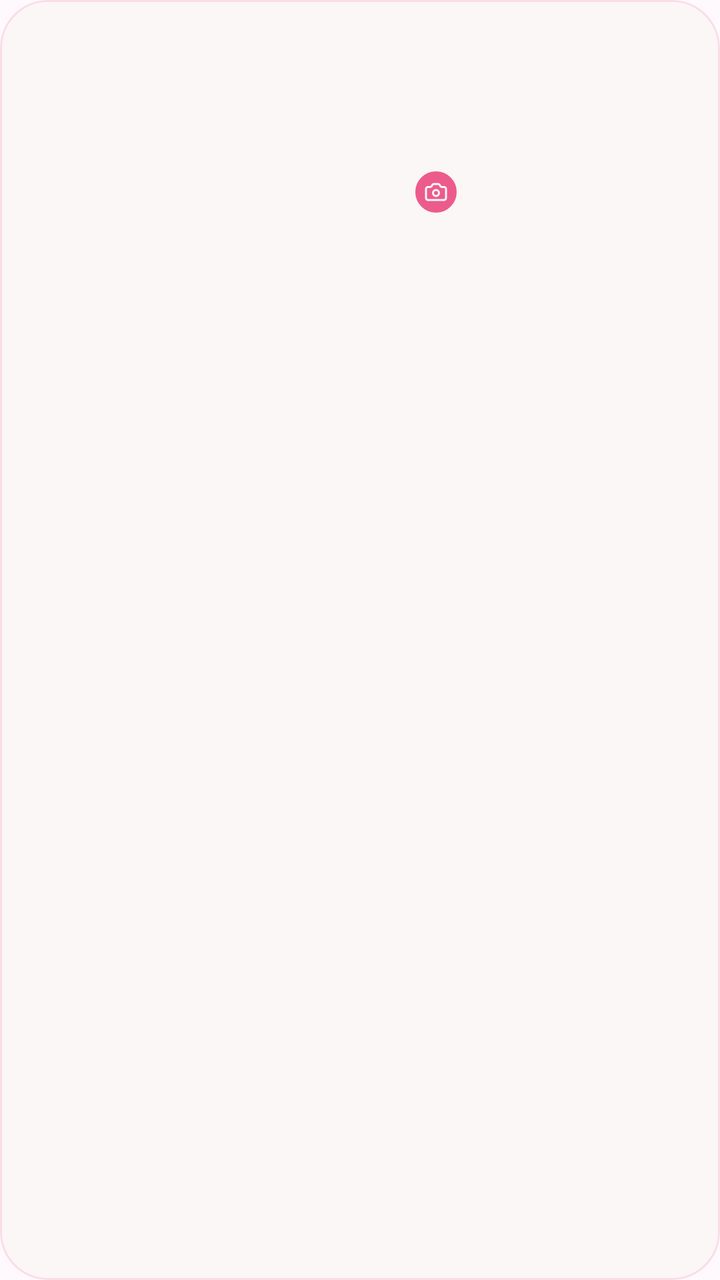
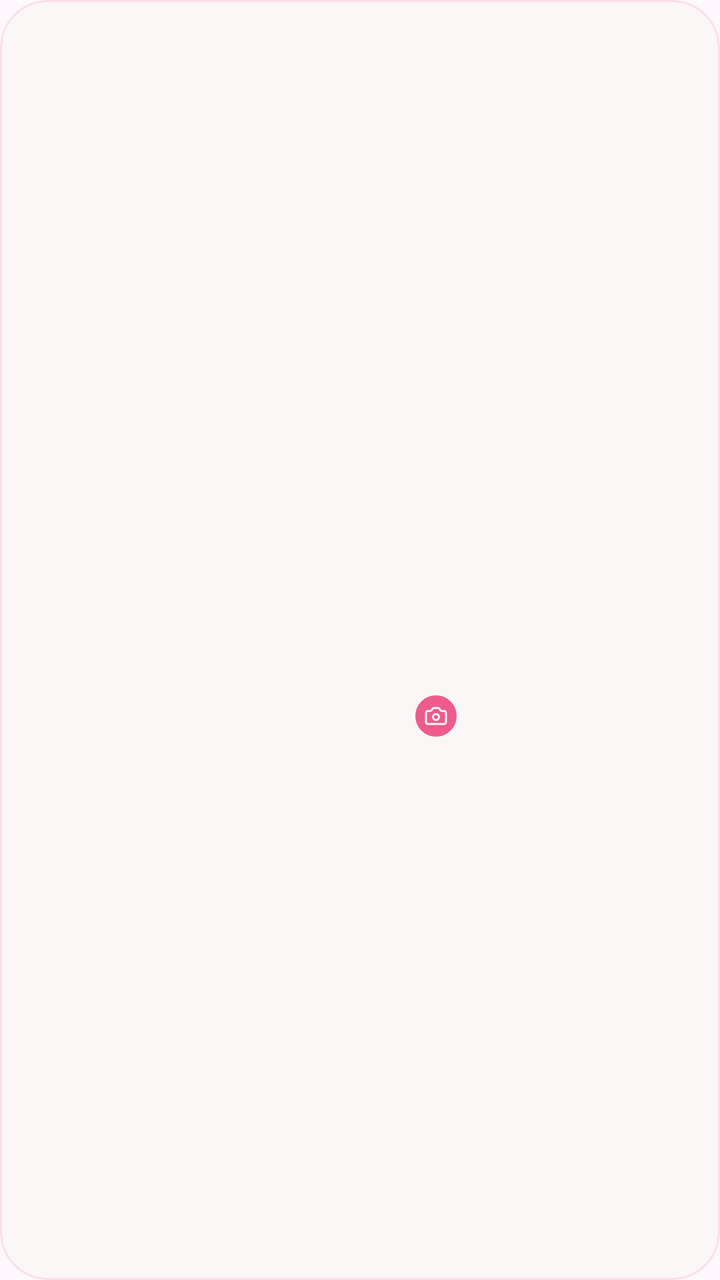

Screens rendered from an Android XML layout before and after an edit, with the pre-edit source and the edit as a unified diff.
<!-- AndroidManifest.xml: application theme Theme.CuteWallpaper -->
<!-- res/layout/item_profile_avatar.xml -->
<?xml version="1.0" encoding="utf-8"?>
<com.google.android.material.card.MaterialCardView xmlns:android="http://schemas.android.com/apk/res/android"
    xmlns:app="http://schemas.android.com/apk/res-auto"
    android:id="@+id/card"
    android:layout_width="match_parent"
    android:layout_height="wrap_content"
    app:cardBackgroundColor="@color/tertiary_50"
    app:cardCornerRadius="24dp"
    app:cardElevation="0dp"
    app:strokeColor="@color/primary_100"
    app:strokeWidth="1dp">

    <LinearLayout
        android:layout_width="match_parent"
        android:layout_height="wrap_content"
        android:gravity="center"
        android:orientation="vertical"
        android:paddingHorizontal="12dp"
        android:paddingTop="8dp"
        android:paddingBottom="8dp">

        <FrameLayout
            android:id="@+id/avatarContainer"
            android:layout_width="100dp"
            android:layout_height="100dp">

            <com.google.android.material.imageview.ShapeableImageView
                android:id="@+id/artwork"
                android:layout_width="match_parent"
                android:layout_height="match_parent"
                android:scaleType="centerCrop"
                app:shapeAppearanceOverlay="@style/ShapeAppearanceOverlay.CollectionIcon" />

            <ImageView
                android:layout_width="24dp"
                android:layout_height="24dp"
                android:layout_gravity="bottom|end"
                android:background="@drawable/profile_feed_camera_badge"
                android:padding="6dp"
                android:importantForAccessibility="no"
                android:src="@drawable/ic_camera" />
        </FrameLayout>

        <TextView
            android:id="@+id/title"
            style="@style/Label12B"
            android:layout_width="match_parent"
            android:layout_height="wrap_content"
            android:layout_marginTop="12dp"
            android:gravity="center"
            android:maxLines="2"
            android:ellipsize="end"
            android:textColor="@color/tertiary_900" />

        <TextView
            android:id="@+id/tags"
            style="@style/Label10R"
            android:layout_width="match_parent"
            android:layout_height="wrap_content"
            android:layout_marginTop="2dp"
            android:gravity="center"
            android:maxLines="2"
            android:ellipsize="end"
            android:textColor="@color/tertiary_500" />
    </LinearLayout>
</com.google.android.material.card.MaterialCardView>
<!-- resources referenced by this layout -->
<resources>
  <color name="primary_100">#FBDCE8</color>
  <color name="tertiary_50">#FAF7F6</color>
  <color name="tertiary_500">#98766A</color>
  <color name="tertiary_900">#3D2D2A</color>
  <!-- drawable ic_camera (drawable) -->
  <vector xmlns:android="http://schemas.android.com/apk/res/android"
      android:width="24dp"
      android:height="24dp"
      android:viewportWidth="24"
      android:viewportHeight="24">
    <path
        android:pathData="M13.995,4.003C14.356,4.003 14.71,4.101 15.02,4.285C15.329,4.47 15.584,4.735 15.755,5.053L16.241,5.953C16.412,6.27 16.666,6.535 16.976,6.72C17.286,6.905 17.64,7.003 18.001,7.003L19.998,7.003C20.529,7.003 21.038,7.213 21.413,7.588C21.788,7.963 21.998,8.472 21.998,9.002L21.998,18.002C21.998,18.532 21.788,19.041 21.413,19.416C21.038,19.791 20.529,20.001 19.998,20.001L3.997,20.001C3.467,20.001 2.958,19.791 2.583,19.416C2.208,19.041 1.997,18.532 1.997,18.002L1.997,9.002C1.997,8.472 2.208,7.963 2.583,7.588C2.958,7.213 3.467,7.003 3.997,7.003L5.994,7.003C6.355,7.003 6.708,6.905 7.018,6.721C7.328,6.536 7.582,6.272 7.753,5.955L8.242,5.051C8.414,4.734 8.668,4.469 8.978,4.285C9.287,4.1 9.641,4.003 10.001,4.003L13.995,4.003ZM14.998,13.002C14.998,14.659 13.655,16.002 11.998,16.002C10.341,16.002 8.997,14.659 8.997,13.002C8.997,11.345 10.341,10.002 11.998,10.002C13.655,10.002 14.998,11.345 14.998,13.002Z"
        android:strokeWidth="2"
        android:fillColor="#00000000"
        android:strokeColor="#FAF7F6"
        android:strokeLineCap="round"/>
  </vector>
  <!-- drawable profile_feed_camera_badge (drawable) -->
  <shape xmlns:android="http://schemas.android.com/apk/res/android" android:shape="oval"><solid android:color="@color/primary_500" /><stroke android:width="1.5dp" android:color="@color/tertiary_50" /></shape>
  <style name="Label10R" parent="@style/TypographyBase">
          <item name="android:textSize">10sp</item>
          <item name="fontFamily">@font/poppins_regular</item>
      </style>
  <style name="Label12B" parent="@style/TypographyBase">
          <item name="android:textSize">12sp</item>
          <item name="fontFamily">@font/poppins_bold</item>
      </style>
  <style name="ShapeAppearanceOverlay.CollectionIcon" parent="">
          <item name="cornerFamily">rounded</item>
          <item name="cornerSize">50%</item>
      </style>
  <style name="Theme.CuteWallpaper" parent="Theme.MaterialComponents.DayNight.NoActionBar">
          <item name="colorPrimary">@color/primary</item>
          <item name="colorPrimaryVariant">@color/primary_dark</item>
          <item name="colorOnPrimary">@color/on_primary</item>
          <item name="colorSecondary">@color/primary</item>
          <item name="colorOnSecondary">@color/on_primary</item>
          <item name="android:windowBackground">@color/background</item>
      </style>
  <color name="primary_500">#EC5B8C</color>
  <style name="TypographyBase">
          <item name="fontFamily">@font/poppins_regular</item>
          <item name="android:includeFontPadding">false</item>
      </style>
  <color name="primary">#F72B85</color>
  <color name="primary_dark">#D81B70</color>
  <color name="on_primary">#FFFFFF</color>
  <color name="background">#FFF8FC</color>
</resources>

<!-- the commit's change to res/layout/item_profile_avatar.xml (unified diff, before → after) -->
@@ -10,57 +10,26 @@
     app:strokeColor="@color/primary_100"
     app:strokeWidth="1dp">
 
-    <LinearLayout
-        android:layout_width="match_parent"
-        android:layout_height="wrap_content"
-        android:gravity="center"
-        android:orientation="vertical"
-        android:paddingHorizontal="12dp"
-        android:paddingTop="8dp"
-        android:paddingBottom="8dp">
+    <FrameLayout
+        android:id="@+id/avatarContainer"
+        android:layout_width="100dp"
+        android:layout_height="100dp"
+        android:layout_gravity="center"
+        android:layout_marginVertical="8dp">
 
-        <FrameLayout
-            android:id="@+id/avatarContainer"
-            android:layout_width="100dp"
-            android:layout_height="100dp">
+        <com.google.android.material.imageview.ShapeableImageView
+            android:id="@+id/artwork"
+            android:layout_width="match_parent"
+            android:layout_height="match_parent"
+            android:scaleType="centerCrop"
+            app:shapeAppearanceOverlay="@style/ShapeAppearanceOverlay.CollectionIcon" />
 
-            <com.google.android.material.imageview.ShapeableImageView
-                android:id="@+id/artwork"
-                android:layout_width="match_parent"
-                android:layout_height="match_parent"
-                android:scaleType="centerCrop"
-                app:shapeAppearanceOverlay="@style/ShapeAppearanceOverlay.CollectionIcon" />
-
-            <ImageView
-                android:layout_width="24dp"
-                android:layout_height="24dp"
-                android:layout_gravity="bottom|end"
-                android:background="@drawable/profile_feed_camera_badge"
-                android:padding="6dp"
-                android:importantForAccessibility="no"
-                android:src="@drawable/ic_camera" />
-        </FrameLayout>
-
-        <TextView
-            android:id="@+id/title"
-            style="@style/Label12B"
-            android:layout_width="match_parent"
-            android:layout_height="wrap_content"
-            android:layout_marginTop="12dp"
-            android:gravity="center"
-            android:maxLines="2"
-            android:ellipsize="end"
-            android:textColor="@color/tertiary_900" />
-
-        <TextView
-            android:id="@+id/tags"
-            style="@style/Label10R"
-            android:layout_width="match_parent"
-            android:layout_height="wrap_content"
-            android:layout_marginTop="2dp"
-            android:gravity="center"
-            android:maxLines="2"
-            android:ellipsize="end"
-            android:textColor="@color/tertiary_500" />
-    </LinearLayout>
+        <ImageView
+            android:layout_width="24dp"
+            android:layout_height="24dp"
+            android:layout_gravity="bottom|end"
+            android:importantForAccessibility="no"
+            android:scaleType="fitXY"
+            android:src="@drawable/ic_camera_profile_badge" />
+    </FrameLayout>
 </com.google.android.material.card.MaterialCardView>
<!-- resource entries referenced after the edit -->
@@ -2,8 +2,17 @@
 <resources>
   <color name="primary_100">#FBDCE8</color>
   <color name="tertiary_50">#FAF7F6</color>
-  <color name="tertiary_500">#98766A</color>
-  <color name="tertiary_900">#3D2D2A</color>
+  <!-- drawable ic_camera_profile_badge (drawable) -->
+  <?xml version="1.0" encoding="utf-8"?>
+  <layer-list xmlns:android="http://schemas.android.com/apk/res/android">
+      <item android:drawable="@drawable/profile_feed_camera_badge" />
+      <item
+          android:left="6dp"
+          android:top="6dp"
+          android:right="6dp"
+          android:bottom="6dp"
+          android:drawable="@drawable/ic_camera" />
+  </layer-list>
   <!-- drawable ic_camera (drawable) -->
   <vector xmlns:android="http://schemas.android.com/apk/res/android"
       android:width="24dp"
@@ -19,14 +28,6 @@
   </vector>
   <!-- drawable profile_feed_camera_badge (drawable) -->
   <shape xmlns:android="http://schemas.android.com/apk/res/android" android:shape="oval"><solid android:color="@color/primary_500" /><stroke android:width="1.5dp" android:color="@color/tertiary_50" /></shape>
-  <style name="Label10R" parent="@style/TypographyBase">
-          <item name="android:textSize">10sp</item>
-          <item name="fontFamily">@font/poppins_regular</item>
-      </style>
-  <style name="Label12B" parent="@style/TypographyBase">
-          <item name="android:textSize">12sp</item>
-          <item name="fontFamily">@font/poppins_bold</item>
-      </style>
   <style name="ShapeAppearanceOverlay.CollectionIcon" parent="">
           <item name="cornerFamily">rounded</item>
           <item name="cornerSize">50%</item>
@@ -40,10 +41,6 @@
           <item name="android:windowBackground">@color/background</item>
       </style>
   <color name="primary_500">#EC5B8C</color>
-  <style name="TypographyBase">
-          <item name="fontFamily">@font/poppins_regular</item>
-          <item name="android:includeFontPadding">false</item>
-      </style>
   <color name="primary">#F72B85</color>
   <color name="primary_dark">#D81B70</color>
   <color name="on_primary">#FFFFFF</color>
